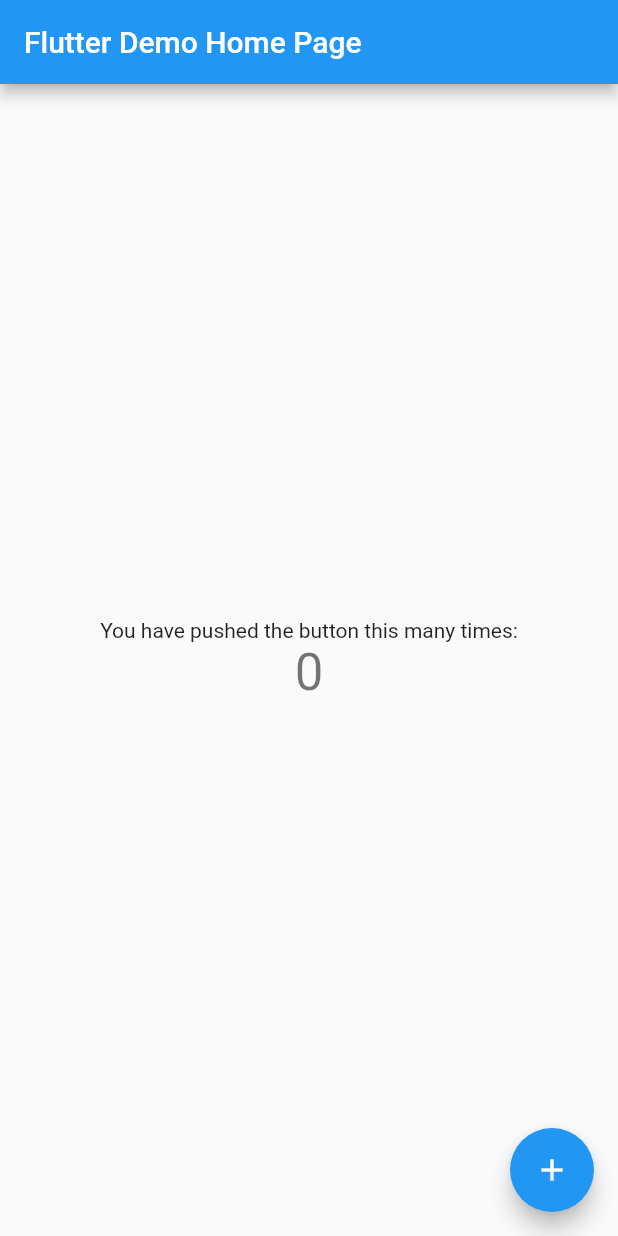
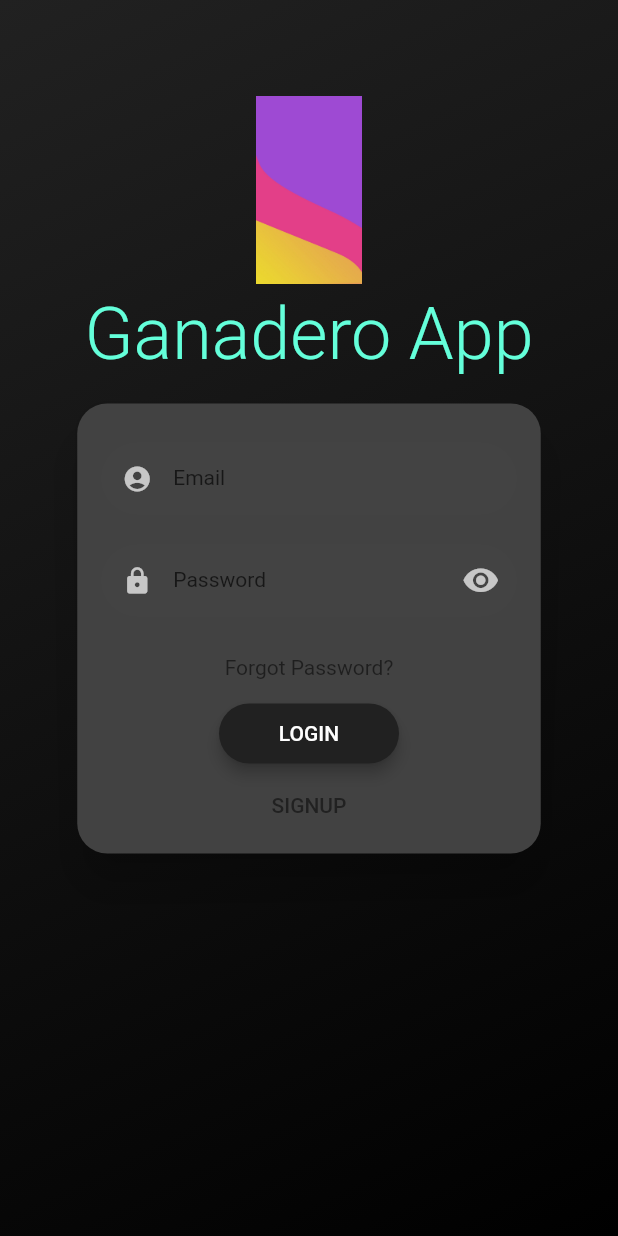
Before and after one commit to F4brii/cliente-dart, a Flutter app: the screen it shows after launch, on a phone screen of 412 x 824 dp. Run offline on Flutter 3.47's test engine with Material 2 defaults, Android fonts, the phone set to English and light mode, and no system bars; drawn by our look-alikes of flutter_login.

Commit message:
implementacion de login

```diff
--- a/lib/main.dart
+++ b/lib/main.dart
@@ -1,113 +1,18 @@
+import 'package:dart/page/login-page.dart';
 import 'package:flutter/material.dart';
+//import 'package:cliente-dart/page/login-page.dart';
 
 void main() {
   runApp(MyApp());
 }
 
 class MyApp extends StatelessWidget {
-  // This widget is the root of your application.
   @override
   Widget build(BuildContext context) {
     return MaterialApp(
-      title: 'Flutter Demo',
-      theme: ThemeData(
-        // This is the theme of your application.
-        //
-        // Try running your application with "flutter run". You'll see the
-        // application has a blue toolbar. Then, without quitting the app, try
-        // changing the primarySwatch below to Colors.green and then invoke
-        // "hot reload" (press "r" in the console where you ran "flutter run",
-        // or simply save your changes to "hot reload" in a Flutter IDE).
-        // Notice that the counter didn't reset back to zero; the application
-        // is not restarted.
-        primarySwatch: Colors.blue,
-      ),
-      home: MyHomePage(title: 'Flutter Demo Home Page'),
+      title: "Ganadero App",
+      theme: ThemeData.dark(),
+      home: LoginPage(),
     );
   }
 }
-
-class MyHomePage extends StatefulWidget {
-  MyHomePage({Key key, this.title}) : super(key: key);
-
-  // This widget is the home page of your application. It is stateful, meaning
-  // that it has a State object (defined below) that contains fields that affect
-  // how it looks.
-
-  // This class is the configuration for the state. It holds the values (in this
-  // case the title) provided by the parent (in this case the App widget) and
-  // used by the build method of the State. Fields in a Widget subclass are
-  // always marked "final".
-
-  final String title;
-
-  @override
-  _MyHomePageState createState() => _MyHomePageState();
-}
-
-class _MyHomePageState extends State<MyHomePage> {
-  int _counter = 0;
-
-  void _incrementCounter() {
-    setState(() {
-      // This call to setState tells the Flutter framework that something has
-      // changed in this State, which causes it to rerun the build method below
-      // so that the display can reflect the updated values. If we changed
-      // _counter without calling setState(), then the build method would not be
-      // called again, and so nothing would appear to happen.
-      _counter++;
-    });
-  }
-
-  @override
-  Widget build(BuildContext context) {
-    // This method is rerun every time setState is called, for instance as done
-    // by the _incrementCounter method above.
-    //
-    // The Flutter framework has been optimized to make rerunning build methods
-    // fast, so that you can just rebuild anything that needs updating rather
-    // than having to individually change instances of widgets.
-    return Scaffold(
-      appBar: AppBar(
-        // Here we take the value from the MyHomePage object that was created by
-        // the App.build method, and use it to set our appbar title.
-        title: Text(widget.title),
-      ),
-      body: Center(
-        // Center is a layout widget. It takes a single child and positions it
-        // in the middle of the parent.
-        child: Column(
-          // Column is also a layout widget. It takes a list of children and
-          // arranges them vertically. By default, it sizes itself to fit its
-          // children horizontally, and tries to be as tall as its parent.
-          //
-          // Invoke "debug painting" (press "p" in the console, choose the
-          // "Toggle Debug Paint" action from the Flutter Inspector in Android
-          // Studio, or the "Toggle Debug Paint" command in Visual Studio Code)
-          // to see the wireframe for each widget.
-          //
-          // Column has various properties to control how it sizes itself and
-          // how it positions its children. Here we use mainAxisAlignment to
-          // center the children vertically; the main axis here is the vertical
-          // axis because Columns are vertical (the cross axis would be
-          // horizontal).
-          mainAxisAlignment: MainAxisAlignment.center,
-          children: <Widget>[
-            Text(
-              'You have pushed the button this many times:',
-            ),
-            Text(
-              '$_counter',
-              style: Theme.of(context).textTheme.headline4,
-            ),
-          ],
-        ),
-      ),
-      floatingActionButton: FloatingActionButton(
-        onPressed: _incrementCounter,
-        tooltip: 'Increment',
-        child: Icon(Icons.add),
-      ), // This trailing comma makes auto-formatting nicer for build methods.
-    );
-  }
-}
--- /dev/null
+++ b/lib/page/login-page.dart
@@ -0,0 +1,50 @@
+import 'package:flutter/material.dart';
+import 'package:flutter_login/flutter_login.dart';
+
+const users = const {
+  'user1@gmail.com': '12345',
+  'user2@gmail.com': 'clave',
+};
+
+class LoginPage extends StatelessWidget {
+  Duration get loginTime => Duration(milliseconds: 2250);
+
+  Future<String> _authUser(LoginData data) {
+    print('Name: ${data.name}, Password: ${data.password}');
+    return Future.delayed(loginTime).then((_) {
+      if (!users.containsKey(data.name)) {
+        return 'usuario no existe';
+      }
+      if (users[data.name] != data.password) {
+        return 'Contraseña incorrecta';
+      }
+      return null;
+    });
+  }
+
+  Future<String> _recoverPassword(String name) {
+    print('Name: $name');
+    return Future.delayed(loginTime).then((_) {
+      if (!users.containsKey(name)) {
+        return 'usuario no existe';
+      }
+      return null;
+    });
+  }
+
+  @override
+  Widget build(BuildContext context) {
+    return FlutterLogin(
+      title: 'Ganadero App',
+      logo: 'assets/fondo.jpeg',
+      onLogin: _authUser,
+      onSignup: _authUser,
+      onSubmitAnimationCompleted: () {
+        Navigator.of(context).pushReplacement(MaterialPageRoute(
+          builder: (context) => LoginPage(),
+        ));
+      },
+      onRecoverPassword: _recoverPassword,
+    );
+  }
+}
```
Also changed, not shown: pubspec.yaml (+5 -4 lines), assets/fondo.jpeg (added), pubspec.lock.
